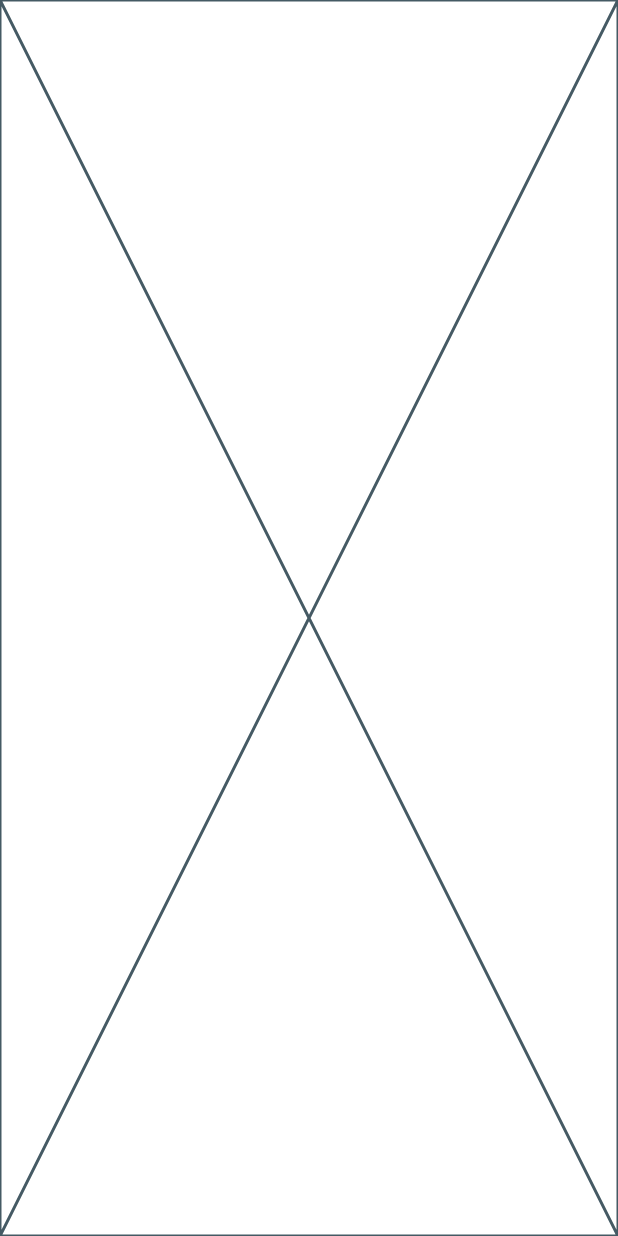
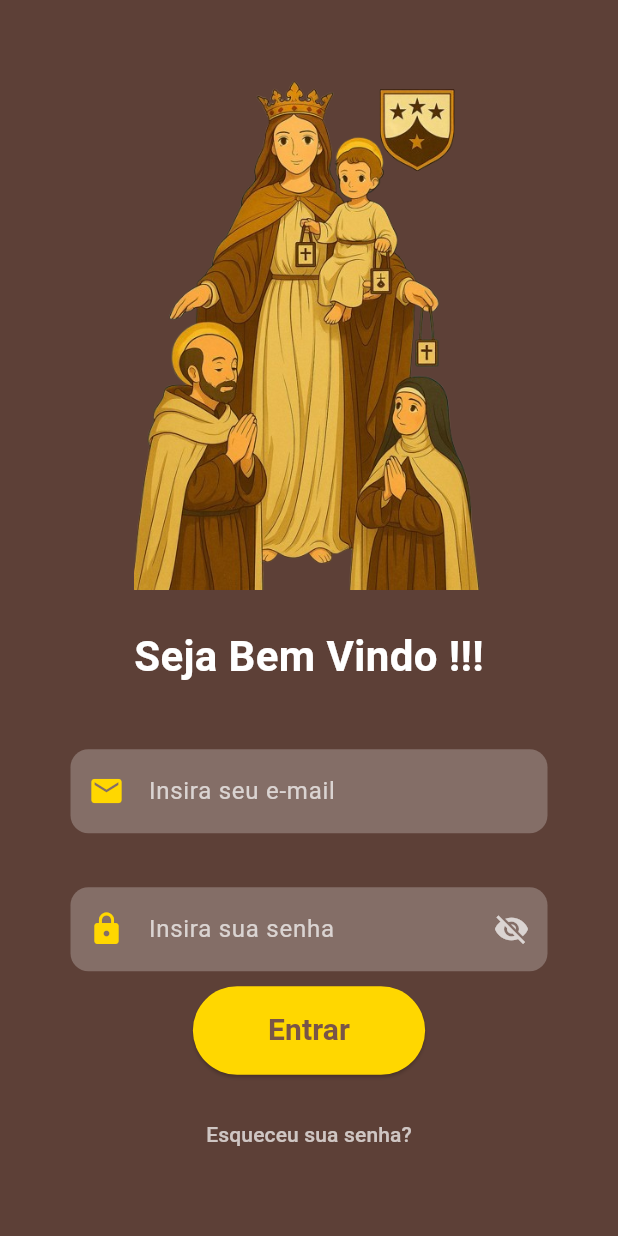
Before and after one commit to rafaelfsnT/TCC2K25, a Flutter app: the screen it shows after launch, on a phone screen of 412 x 824 dp. Run offline on Flutter 3.47's test engine with Material 3 defaults, Android fonts, the phone set to English and light mode, and no system bars.

Commit message:
criando tela de login

```diff
--- a/app_igreja_tcc/lib/ui/pages/login_page.dart
+++ b/app_igreja_tcc/lib/ui/pages/login_page.dart
@@ -1,3 +1,5 @@
+import 'package:app_igreja_tcc/ui/pages/forgot_password.dart';
+import 'package:app_igreja_tcc/ui/widgets/campos_login.dart';
 import 'package:flutter/material.dart';
 
 class LoginPage extends StatefulWidget {
@@ -8,8 +10,82 @@ class LoginPage extends StatefulWidget {
 }
 
 class _LoginPageState extends State<LoginPage> {
+  // Estado para visibilidade da senha
   @override
   Widget build(BuildContext context) {
-    return const Placeholder();
+    return Scaffold(
+      backgroundColor: const Color(0xFF5D4037), // Marrom carmelita
+      body: Center(
+        child: SingleChildScrollView(
+          padding: const EdgeInsets.symmetric(horizontal: 32),
+          child: Column(
+            mainAxisAlignment: MainAxisAlignment.center,
+            children: [
+              // Imagem de Nossa Senhora do Carmo
+              Image.asset(
+                'assets/images/nossa_senhora_carmo.png',
+                height: 350,
+                width: 350,
+              ),
+              const SizedBox(height: 24),
+
+              const Text(
+                'Seja Bem Vindo !!!',
+                style: TextStyle(
+                  color: Colors.white,
+                  fontSize: 28,
+                  fontWeight: FontWeight.bold,
+                ),
+              ),
+              const SizedBox(height: 32),
+
+              // Campos de login (email e senha)
+              CamposLogin(
+              ),
+
+              ElevatedButton(
+                style: ElevatedButton.styleFrom(
+                  backgroundColor: const Color(0xFFFFD700), // Dourado
+                  padding: const EdgeInsets.symmetric(
+                    horizontal: 50,
+                    vertical: 15,
+                  ),
+                  shape: RoundedRectangleBorder(
+                    borderRadius: BorderRadius.circular(30),
+                  ),
+                ),
+                onPressed: () {
+                  // Lógica de login
+                },
+                child: const Text(
+                  'Entrar',
+                  style: TextStyle(
+                    fontSize: 20,
+                    color: Colors.brown,
+                    fontWeight: FontWeight.bold,
+                  ),
+                ),
+              ),
+              const SizedBox(height: 16),
+
+              TextButton(
+                onPressed: () {
+                  Navigator.push(
+                    context,
+                    MaterialPageRoute(
+                      builder: (context) => const ForgotPassword(),
+                    ),
+                  );
+                },
+                child: const Text(
+                  'Esqueceu sua senha?',
+                  style: TextStyle(color: Colors.white70),
+                ),
+              ),
+            ],
+          ),
+        ),
+      ),
+    );
   }
 }
--- /dev/null
+++ b/app_igreja_tcc/lib/ui/widgets/campos_login.dart
@@ -0,0 +1,70 @@
+import 'package:flutter/material.dart';
+
+class CamposLogin extends StatefulWidget {
+  const CamposLogin({super.key});
+
+  @override
+  State<CamposLogin> createState() => _CamposLoginState();
+}
+
+class _CamposLoginState extends State<CamposLogin> {
+  bool _isPasswordVisible = false; // Estado para visibilidade da senha
+
+  @override
+  Widget build(BuildContext context) {
+    return Column(
+      children: [
+        // Campo de e-mail
+        Padding(
+          padding: const EdgeInsets.symmetric(horizontal: 15, vertical: 10),
+          child: TextField(
+            style: const TextStyle(color: Colors.white),
+            decoration: InputDecoration(
+              filled: true,
+              fillColor: Colors.white24,
+              hintText: 'Insira seu e-mail',
+              hintStyle: const TextStyle(color: Colors.white70),
+              border: OutlineInputBorder(
+                borderRadius: BorderRadius.circular(12),
+                borderSide: BorderSide.none,
+              ),
+              prefixIcon: const Icon(Icons.email, color: Color(0xFFFFD700)),
+            ),
+          ),
+        ),
+        const SizedBox(height: 16),
+
+        // Campo de senha
+        Padding(
+          padding: const EdgeInsets.symmetric(horizontal: 15, vertical: 10),
+          child: TextField(
+            obscureText: !_isPasswordVisible, // escondido por padrão
+            style: const TextStyle(color: Colors.white),
+            decoration: InputDecoration(
+              filled: true,
+              fillColor: Colors.white24,
+              hintText: 'Insira sua senha',
+              hintStyle: const TextStyle(color: Colors.white70),
+              border: OutlineInputBorder(
+                borderRadius: BorderRadius.circular(12),
+                borderSide: BorderSide.none,
+              ),
+              prefixIcon: const Icon(Icons.lock, color: Color(0xFFFFD700)),
+              suffixIcon: IconButton(
+                icon: Icon(
+                  _isPasswordVisible ? Icons.visibility : Icons.visibility_off,
+                  color: Colors.white70,
+                ),
+                onPressed: () {
+                  setState(() {
+                    _isPasswordVisible = !_isPasswordVisible;
+                  });
+                },
+              ),
+            ),
+          ),
+        ),
+      ],
+    );
+  }
+}
```
Also changed, not shown: app_igreja_tcc/lib/ui/pages/forgot_password.dart (added, +77 -0 lines), app_igreja_tcc/pubspec.yaml (+2 -36 lines), app_igreja_tcc/assets/images/nossa_senhora_carmo.png (added).
